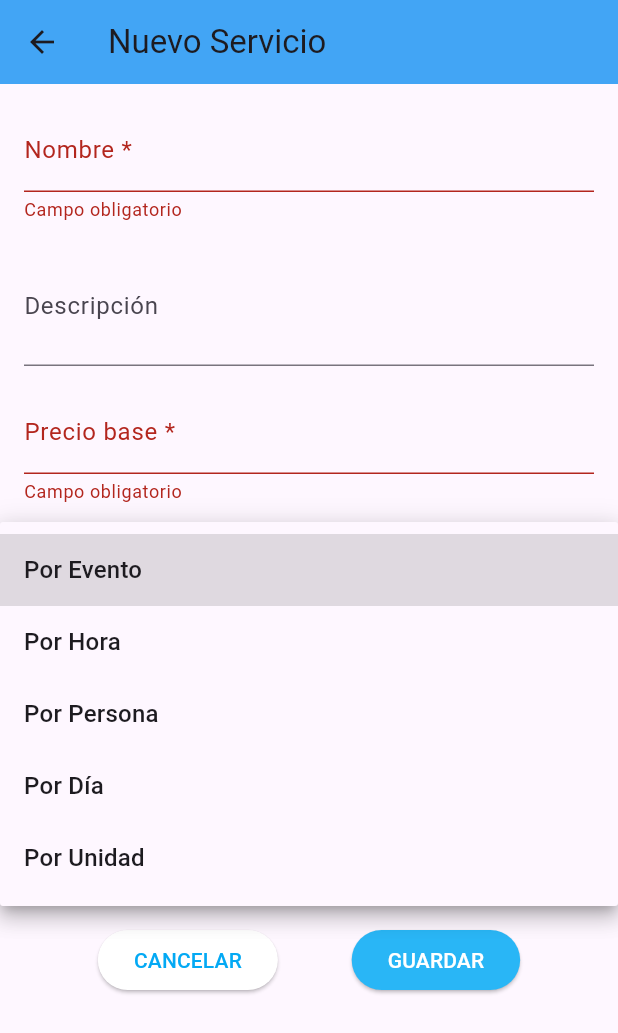
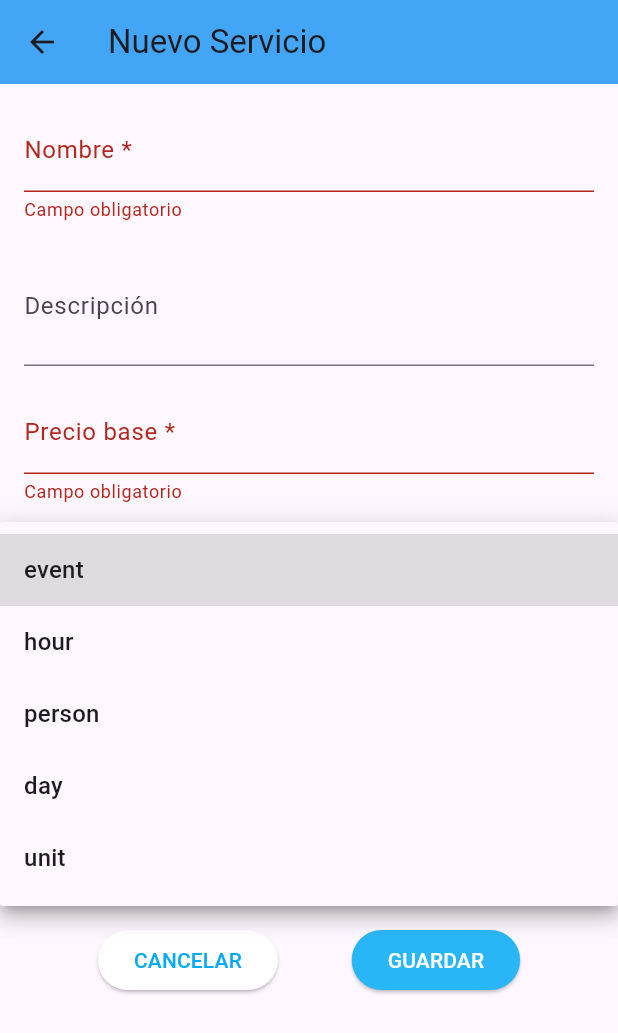
Before and after one commit to RodrigoRivG/planit_one_app, a Flutter app: the ServiciosScreen screen opened directly, after a tap on "GUARDAR", after a tap on "Unidad de medida", on a phone screen of 412 x 824 dp. Shown: the top 1033 px of the screen. Run offline on Flutter 3.47's test engine with Material 3 defaults, Android fonts, the phone set to English and light mode, and no system bars; our stand-ins replace shared_preferences; accounts and stored records are empty; network calls fail.

Commit message:
conectado al servidor

```diff
--- a/planit_one_app/lib/screens/admin/servicios_screen.dart
+++ b/planit_one_app/lib/screens/admin/servicios_screen.dart
@@ -1,4 +1,7 @@
 import 'package:flutter/material.dart';
+import 'package:http/http.dart' as http;
+import 'package:shared_preferences/shared_preferences.dart';
+import 'dart:convert';
 
 class ServiciosScreen extends StatefulWidget {
   const ServiciosScreen({super.key});
@@ -19,7 +22,7 @@ class _ServiciosScreenState extends State<ServiciosScreen> {
 
   String? _unidadMedidaSeleccionada;
 
-  final List<String> _unidadesDeMedida = ['Por Evento', 'Por Hora', 'Por Persona', 'Por Día', 'Por Unidad'];
+  final List<String> _unidadesDeMedida = ['event', 'hour', 'person', 'day', 'unit'];
 
   @override
   void dispose() {
@@ -31,9 +34,47 @@ class _ServiciosScreenState extends State<ServiciosScreen> {
     super.dispose();
   }
 
-  void _guardarServicio() {
+  void _guardarServicio() async {
     if (_formKey.currentState!.validate()) {
-      //Llamamos a la API
+      try {
+        final prefs = await SharedPreferences.getInstance();
+        final token = prefs.getString('access_token') ?? '';
+
+        final url = Uri.parse('https://web-production-cf32.up.railway.app/api/services/');
+
+        final response = await http.post(
+          url,
+          headers: {
+            'Content-Type': 'application/json',
+            'Authorization': 'Bearer $token',
+          },
+          body: jsonEncode({
+            'name': _nombreController.text.trim(),
+            'description': _descripcionController.text.trim(),
+            'base_price': double.tryParse(_precioBaseController.text.trim()) ?? 0.0,
+            'unit_measure': _unidadMedidaSeleccionada ?? 'Por Evento', // Asegúrate de manejar unidad seleccionada
+            'standard_duration': int.tryParse(_duracionController.text.trim()) ?? 0,
+            'provider': _proveedorController.text.trim(),
+          }),
+        );
+
+        if (response.statusCode == 201) {
+          // Éxito
+          ScaffoldMessenger.of(context).showSnackBar(
+            const SnackBar(content: Text('Servicio creado exitosamente')),
+          );
+          Navigator.pop(context); // Volver a la pantalla anterior
+        } else {
+          //print('Error al crear servicio: ${response.statusCode}');
+          print('Respuesta: ${response.body}');
+          ScaffoldMessenger.of(context).showSnackBar(
+            SnackBar(content: Text('Error al crear servicio: ${response.statusCode}')),
+          );
+        }
+
+      } catch (e) {
+        print('Error de conexión: $e');
+      }
     }
   }
 
--- a/planit_one_app/lib/screens/auth/login_screen.dart
+++ b/planit_one_app/lib/screens/auth/login_screen.dart
@@ -20,7 +20,9 @@ class _LoginScreenState extends State<LoginScreen> {
     });
 
     try {
-      final url = Uri.parse('http://10.0.2.2:8000/api/token/');
+      final url = Uri.parse(
+        'https://web-production-cf32.up.railway.app/api/token/',
+      );
 
       print('Username: ${usernameController.text.trim()}');
       print('Password: ${passwordController.text.trim()}');
```
Also changed, not shown: planit_one_app/lib/screens/admin/gest_servicios_screen.dart (+47 -19 lines), planit_one_app/lib/screens/home_screen.dart (+20 -1 lines).
